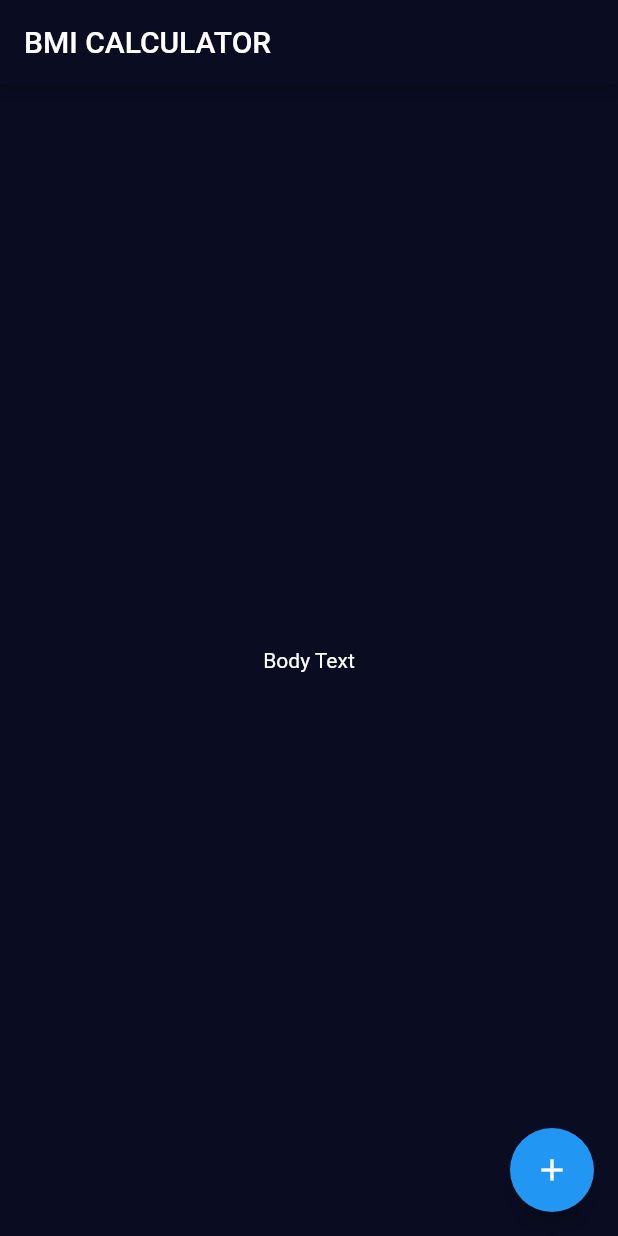
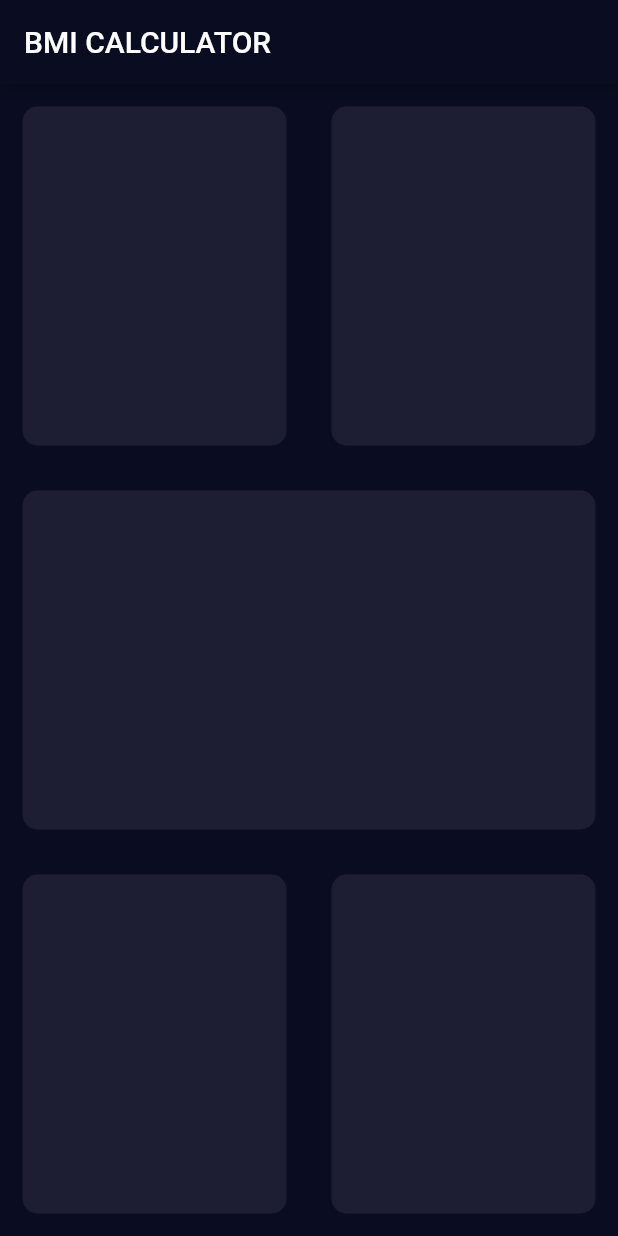
Before and after one commit to ErR0rpj/trial1, a Flutter app: the screen it shows after launch, on a phone screen of 412 x 824 dp. Run offline on Flutter 3.47's test engine with Material 2 defaults, Android fonts, the phone set to English and light mode, and no system bars; our stand-ins replace rflutter_alert.

Commit message:
Skeleton of main layout with custom widget created

```diff
--- /dev/null
+++ b/bmi-calculator-flutter-master/lib/input_page.dart
@@ -0,0 +1,69 @@
+import 'package:flutter/material.dart';
+
+class InputPage extends StatefulWidget {
+  @override
+  _InputPageState createState() => _InputPageState();
+}
+
+class _InputPageState extends State<InputPage> {
+  @override
+  Widget build(BuildContext context) {
+    return Scaffold(
+      appBar: AppBar(
+        title: Text('BMI CALCULATOR'),
+      ),
+      body: Column(
+        children: [
+          Expanded(
+            flex: 1,
+            child: Row(
+              children: [
+                Expanded(
+                  child: ReusableBoxContainer(bgcolor: Color(0xFF1D1E33)),
+                ),
+                Expanded(
+                  child: ReusableBoxContainer(bgcolor: Color(0xFF1D1E33)),
+                ),
+              ],
+            ),
+          ),
+          Expanded(
+            flex: 1,
+            child: ReusableBoxContainer(bgcolor: Color(0xFF1D1E33)),
+          ),
+          Expanded(
+            flex: 1,
+            child: Row(
+              children: [
+                Expanded(
+                  child: ReusableBoxContainer(bgcolor: Color(0xFF1D1E33)),
+                ),
+                Expanded(
+                  child: ReusableBoxContainer(bgcolor: Color(0xFF1D1E33)),
+                ),
+              ],
+            ),
+          ),
+        ],
+      ),
+    );
+  }
+}
+
+// ignore: must_be_immutable
+class ReusableBoxContainer extends StatelessWidget {
+  Color bgcolor;
+
+  ReusableBoxContainer({@required this.bgcolor});
+
+  @override
+  Widget build(BuildContext context) {
+    return Container(
+      margin: EdgeInsets.all(15),
+      decoration: BoxDecoration(
+        color: bgcolor,
+        borderRadius: BorderRadius.circular(10),
+      ),
+    );
+  }
+}
--- a/bmi-calculator-flutter-master/lib/main.dart
+++ b/bmi-calculator-flutter-master/lib/main.dart
@@ -1,7 +1,10 @@
 //Themedata()
 //TextTheme()
+//decoration: BoxDecoration(borderRadius:)
+//Custom Widgets in input_page.dart file
 
 import 'package:flutter/material.dart';
+import 'input_page.dart';
 
 void main() => runApp(BMICalculator());
 
@@ -10,37 +13,11 @@ class BMICalculator extends StatelessWidget {
   Widget build(BuildContext context) {
     return MaterialApp(
       //Provides common theme for whole app
-      theme: ThemeData(
+      theme: ThemeData.dark().copyWith(
         primaryColor: Color(0xFF0A0D22),
         scaffoldBackgroundColor: Color(0xFF0A0D22),
-        textTheme: TextTheme(
-          bodyText2: TextStyle(color: Colors.white),
-        ),
       ),
       home: InputPage(),
     );
   }
 }
-
-class InputPage extends StatefulWidget {
-  @override
-  _InputPageState createState() => _InputPageState();
-}
-
-class _InputPageState extends State<InputPage> {
-  @override
-  Widget build(BuildContext context) {
-    return Scaffold(
-      appBar: AppBar(
-        title: Text('BMI CALCULATOR'),
-      ),
-      body: Center(
-        child: Text('Body Text'),
-      ),
-      floatingActionButton: FloatingActionButton(
-        onPressed: () {},
-        child: Icon(Icons.add),
-      ),
-    );
-  }
-}
```
